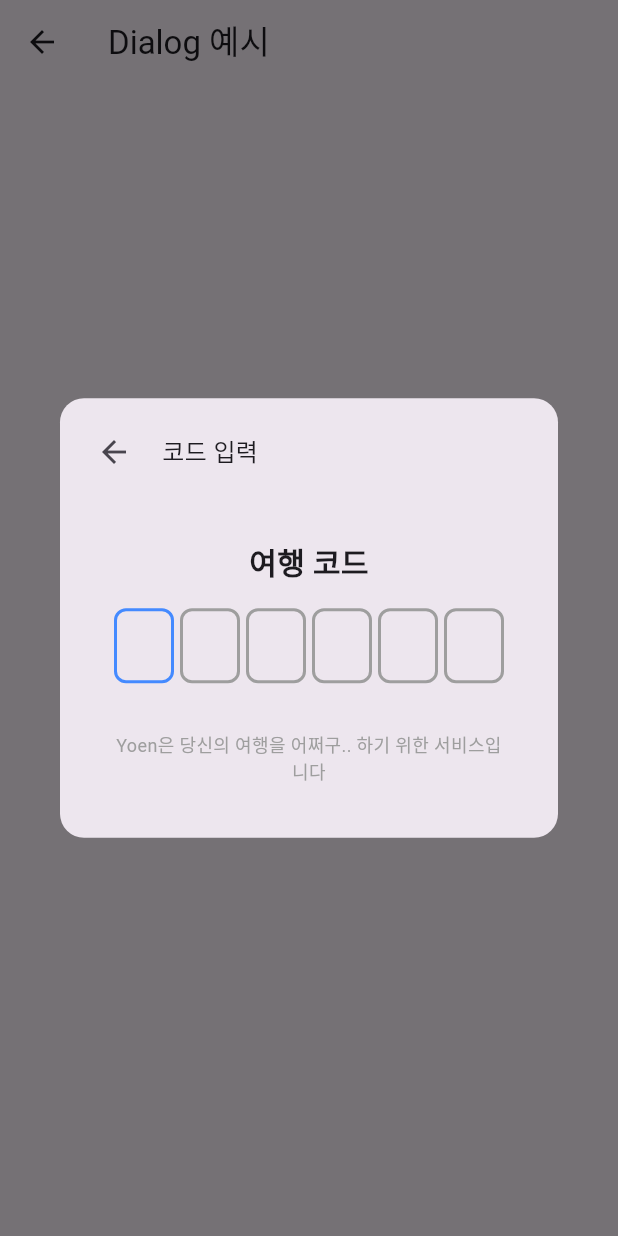
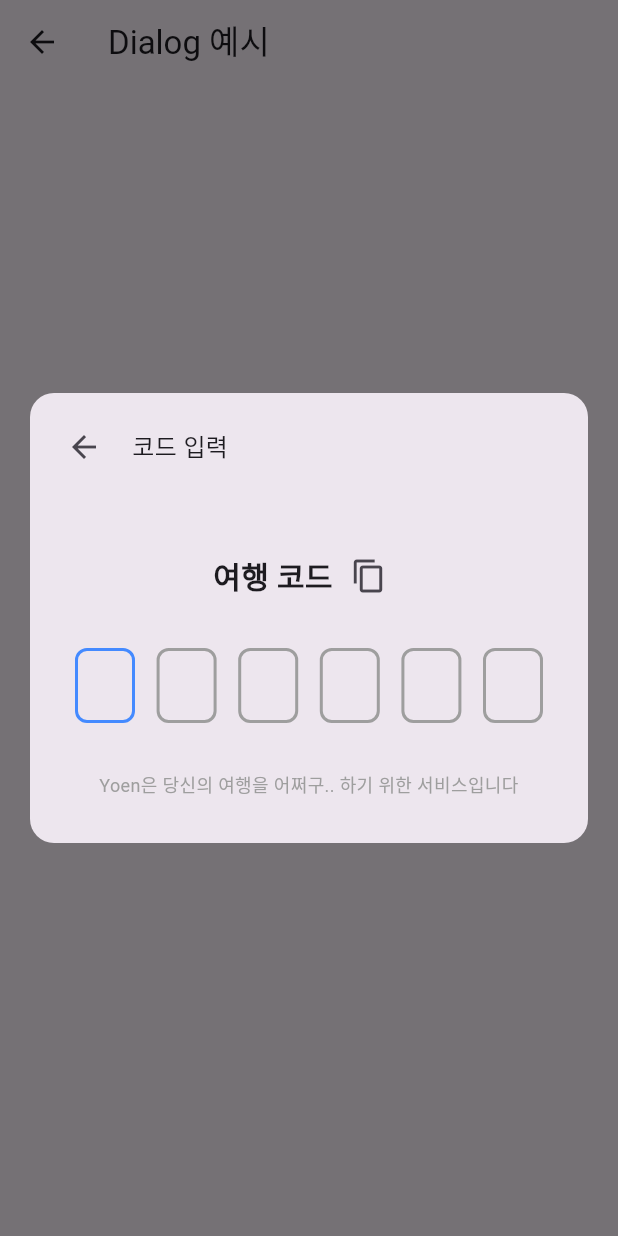
Before and after one commit to project-yoen/yoen_front, a Flutter app: the SimpleDialogExample screen opened directly, after a tap on "다이얼로그 열기", on a phone screen of 412 x 824 dp. Run offline on Flutter 3.47's test engine with Material 3 defaults, Android fonts, the phone set to English and light mode, and no system bars; drawn by our look-alikes of pin_code_fields; our stand-ins replace dio, flutter_riverpod, retrofit; generated files the repository leaves out were written again.

Commit message:
feat: travel Code Dialog 구현 - 코드 입력 기능 - 코드 복붙 기능

```diff
--- a/lib/data/dialog/show_travel_code_dialog.dart
+++ /dev/null
@@ -1,101 +0,0 @@
-import 'package:flutter/material.dart';
-import 'package:flutter/services.dart';
-import 'package:pin_code_fields/pin_code_fields.dart';
-
-void showTravelCodeDialog(BuildContext context) {
-  showDialog(
-    context: context,
-    barrierDismissible: true,
-    builder: (context) {
-      return Dialog(
-        shape: RoundedRectangleBorder(borderRadius: BorderRadius.circular(16)),
-        child: Padding(
-          padding: const EdgeInsets.all(12.0),
-          child: Column(
-            mainAxisSize: MainAxisSize.min,
-            children: [
-              Row(
-                children: [
-                  IconButton(
-                    icon: const Icon(Icons.arrow_back),
-                    onPressed: () => Navigator.of(context).pop(), // ✅ 닫기
-                  ),
-                  const SizedBox(width: 8),
-                  const Text('코드 입력', style: TextStyle(fontSize: 16)),
-                ],
-              ),
-              Padding(
-                padding: const EdgeInsets.all(24.0),
-                child: Column(
-                  children: [
-                    const SizedBox(height: 10),
-                    const Text(
-                      '여행 코드',
-                      style: TextStyle(
-                        fontSize: 20,
-                        fontWeight: FontWeight.bold,
-                      ),
-                    ),
-                    const SizedBox(height: 16),
-                    PinCodeTextField(
-                      appContext: context,
-                      length: 6,
-                      autoFocus: true,
-                      obscureText: false,
-                      animationType: AnimationType.fade,
-                      keyboardType: TextInputType.number,
-                      inputFormatters: [
-                        UpperCaseTextFormatter(), // 대문자로 강제 변환
-                        FilteringTextInputFormatter.allow(
-                          RegExp(r'[A-Z0-9]'),
-                        ), // 대문자 A-Z, 숫자 0-9 허용
-                      ],
-                      onChanged: (value) {},
-                      onCompleted: (code) {
-                        Navigator.of(context).pop();
-                        handleTravelCode(code); // 여행 코드 처리
-                      },
-                      pinTheme: PinTheme(
-                        shape: PinCodeFieldShape.box,
-                        borderRadius: BorderRadius.circular(8),
-                        fieldHeight: 50,
-                        fieldWidth: 40,
-                        activeColor: Colors.blue,
-                        selectedColor: Colors.blueAccent,
-                        inactiveColor: Colors.grey,
-                      ),
-                    ),
-                    const SizedBox(height: 16),
-                    const Text(
-                      'Yoen은 당신의 여행을 어쩌구.. 하기 위한 서비스입니다',
-                      textAlign: TextAlign.center,
-                      style: TextStyle(fontSize: 12, color: Colors.grey),
-                    ),
-                  ],
-                ),
-              ),
-            ],
-          ),
-        ),
-      );
-    },
-  );
-}
-
-void handleTravelCode(String code) {
-  debugPrint('입력된 여행코드: $code');
-  // TODO: 코드 확인 후 로직 실행
-}
-
-class UpperCaseTextFormatter extends TextInputFormatter {
-  @override
-  TextEditingValue formatEditUpdate(
-    TextEditingValue oldValue,
-    TextEditingValue newValue,
-  ) {
-    return newValue.copyWith(
-      text: newValue.text.toUpperCase(),
-      selection: newValue.selection,
-    );
-  }
-}
--- /dev/null
+++ b/lib/data/dialog/travel_code_dialog.dart
@@ -0,0 +1,203 @@
+import 'package:flutter/material.dart';
+import 'package:flutter/services.dart';
+import 'package:pin_code_fields/pin_code_fields.dart';
+
+class TravelCodeDialog extends StatefulWidget {
+  const TravelCodeDialog({super.key});
+
+  @override
+  State<TravelCodeDialog> createState() => _TravelCodeDialogState();
+}
+
+class _TravelCodeDialogState extends State<TravelCodeDialog> {
+  Future<void>? _verificationFuture;
+  bool _isVerified = false;
+
+  Future<void> verifyCode(String code) async {
+    await Future.delayed(const Duration(seconds: 2)); // 예: API 호출
+    // TODO: 실제 API 결과에 따라 조건 분기
+    setState(() {
+      _isVerified = true;
+    });
+  }
+
+  @override
+  Widget build(BuildContext context) {
+    return Dialog(
+      shape: RoundedRectangleBorder(borderRadius: BorderRadius.circular(16)),
+      insetPadding: const EdgeInsets.symmetric(horizontal: 20),
+      child: LayoutBuilder(
+        builder: (context, constraints) {
+          return ConstrainedBox(
+            constraints: BoxConstraints(
+              maxWidth: 500,
+              // LayoutBuilder가 현재 context의 constraints(길이제한) 을 계산해서 알려준다 (동적)
+              maxHeight: constraints.maxHeight * 0.8,
+            ),
+            child: SingleChildScrollView(
+              child: Padding(
+                padding: const EdgeInsets.all(12.0),
+                child: Column(
+                  mainAxisSize: MainAxisSize.min,
+                  crossAxisAlignment: CrossAxisAlignment.center,
+                  children: [
+                    Row(
+                      mainAxisAlignment: MainAxisAlignment.start,
+                      children: [
+                        IconButton(
+                          icon: const Icon(Icons.arrow_back),
+                          onPressed: () => Navigator.of(context).pop(),
+                        ),
+                        const SizedBox(width: 8),
+                        const Text('코드 입력', style: TextStyle(fontSize: 16)),
+                      ],
+                    ),
+                    const SizedBox(height: 20),
+                    FutureBuilder<void>(
+                      future: _verificationFuture,
+                      builder: (context, snapshot) {
+                        if (snapshot.connectionState ==
+                            ConnectionState.waiting) {
+                          return Center(
+                            child: const Padding(
+                              padding: EdgeInsets.all(24),
+                              child: CircularProgressIndicator(),
+                            ),
+                          );
+                        } else if (_isVerified) {
+                          return Column(
+                            mainAxisAlignment: MainAxisAlignment.center,
+                            crossAxisAlignment: CrossAxisAlignment.center,
+                            children: const [
+                              Icon(
+                                Icons.check_circle,
+                                color: Colors.green,
+                                size: 48,
+                              ),
+                              SizedBox(height: 8),
+                              Text(
+                                '인증이 완료되었습니다!',
+                                style: TextStyle(
+                                  fontSize: 18,
+                                  fontWeight: FontWeight.bold,
+                                ),
+                              ),
+                            ],
+                          );
+                        } else {
+                          return Padding(
+                            padding: const EdgeInsets.all(18),
+                            child: Column(
+                              mainAxisAlignment: MainAxisAlignment.center,
+                              crossAxisAlignment: CrossAxisAlignment.center,
+                              children: [
+                                Row(
+                                  mainAxisAlignment: MainAxisAlignment.center,
+                                  children: [
+                                    const Text(
+                                      '여행 코드',
+                                      style: TextStyle(
+                                        fontSize: 20,
+                                        fontWeight: FontWeight.bold,
+                                      ),
+                                    ),
+                                    const SizedBox(height: 8),
+                                    IconButton(
+                                      onPressed: () async {
+                                        final data = await Clipboard.getData(
+                                          Clipboard.kTextPlain,
+                                        );
+                                        final text = data?.text?.trim() ?? '';
+                                        if (text.length == 6 &&
+                                            RegExp(
+                                              r'^[A-Z0-9]{6}$',
+                                            ).hasMatch(text)) {
+                                          setState(() {
+                                            _verificationFuture = verifyCode(
+                                              text,
+                                            );
+                                          });
+                                        } else {
+                                          ScaffoldMessenger.of(
+                                            context,
+                                          ).showSnackBar(
+                                            const SnackBar(
+                                              content: Text(
+                                                '유효한 6자리 코드가 클립보드에 없습니다',
+                                              ),
+                                            ),
+                                          );
+                                        }
+                                      },
+                                      icon: const Icon(Icons.copy_outlined),
+                                    ),
+                                  ],
+                                ),
+                                const SizedBox(height: 24),
+                                PinCodeTextField(
+                                  appContext: context,
+                                  length: 6,
+                                  autoFocus: true,
+                                  obscureText: false,
+                                  animationType: AnimationType.fade,
+                                  keyboardType: TextInputType.text,
+                                  inputFormatters: [
+                                    UpperCaseTextFormatter(),
+                                    FilteringTextInputFormatter.allow(
+                                      RegExp(r'[A-Z0-9]'),
+                                    ),
+                                  ],
+                                  onChanged: (_) {},
+                                  onCompleted: (code) {
+                                    setState(() {
+                                      _verificationFuture = verifyCode(code);
+                                    });
+                                  },
+                                  pinTheme: PinTheme(
+                                    shape: PinCodeFieldShape.box,
+                                    borderRadius: BorderRadius.circular(8),
+                                    fieldHeight: 50,
+                                    fieldWidth: 40,
+                                    activeColor: Colors.blue,
+                                    selectedColor: Colors.blueAccent,
+                                    inactiveColor: Colors.grey,
+                                  ),
+                                ),
+                                const SizedBox(height: 16),
+                                const Text(
+                                  'Yoen은 당신의 여행을 어쩌구.. 하기 위한 서비스입니다',
+                                  textAlign: TextAlign.center,
+                                  style: TextStyle(
+                                    fontSize: 12,
+                                    color: Colors.grey,
+                                  ),
+                                ),
+                              ],
+                            ),
+                          );
+                        }
+                      },
+                    ),
+                  ],
+                ),
+              ),
+            ),
+          );
+        },
+      ),
+    );
+  }
+}
+
+class UpperCaseTextFormatter extends TextInputFormatter {
+  @override
+  TextEditingValue formatEditUpdate(
+    TextEditingValue oldValue,
+    TextEditingValue newValue,
+  ) {
+    return newValue.copyWith(
+      text: newValue.text.toUpperCase(),
+      selection: newValue.selection,
+    );
+  }
+}
--- a/lib/view/simple_page.dart
+++ b/lib/view/simple_page.dart
@@ -1,6 +1,6 @@
 import 'package:flutter/material.dart';
 
-import '../data/dialog/show_travel_code_dialog.dart';
+import '../data/dialog/travel_code_dialog.dart';
 
 class SimpleDialogExample extends StatelessWidget {
   const SimpleDialogExample({super.key});
@@ -13,7 +13,11 @@ class SimpleDialogExample extends StatelessWidget {
         child: ElevatedButton(
           onPressed: () {
             // 👉 다이얼로그 띄우기
-            showTravelCodeDialog(context);
+            showDialog(
+              context: context,
+              barrierDismissible: true,
+              builder: (_) => const TravelCodeDialog(),
+            );
           },
           child: const Text('다이얼로그 열기'),
         ),
```
Also changed, not shown: 1 other file.
